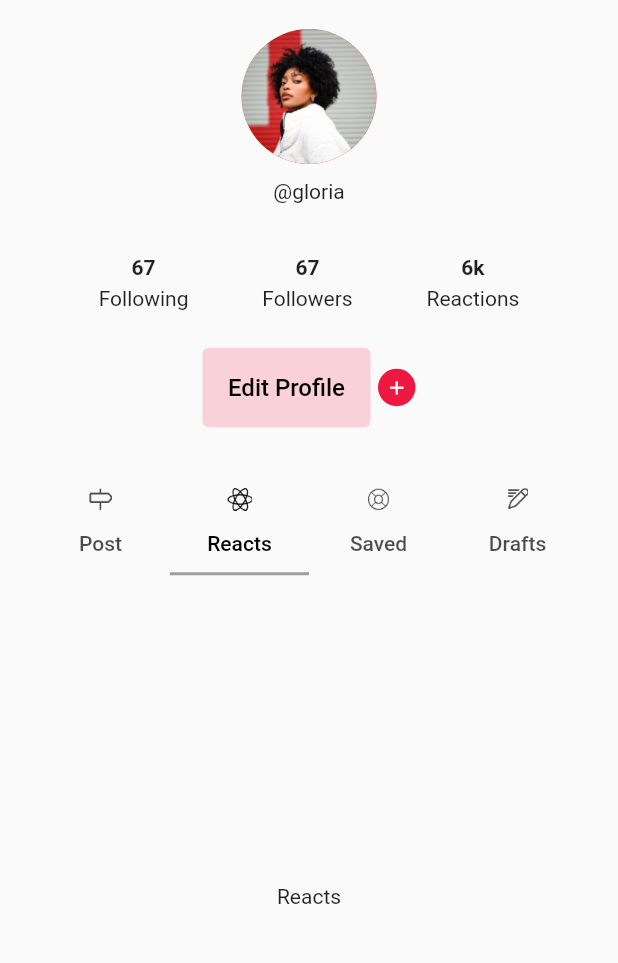
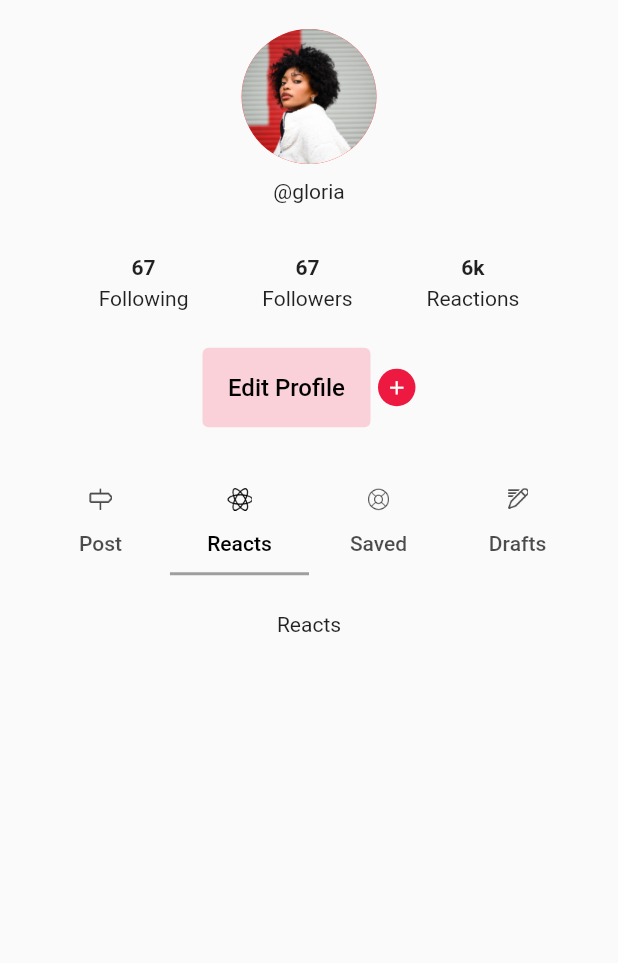
Before and after one commit to festgo12/shareFood_mobile, a Flutter app: the ProfileScreen screen opened directly, tab 2 chosen, on a phone screen of 412 x 824 dp, the part 55-1018 px from its top. Run offline on Flutter 3.47's test engine with Material 2 defaults, Android fonts, the phone set to English and light mode, and no system bars; our stand-ins replace country_picker, flutter_svg, flutter_switch, marquee, pinput.

Commit message:
fixed the scrollissue on profile screen

```diff
--- a/lib/ui/screens/post_tab.dart
+++ b/lib/ui/screens/post_tab.dart
@@ -23,6 +23,7 @@ class _PostTabScreenState extends State<PostTabScreen> {
   @override
   Widget build(BuildContext context) {
     return GridView.builder(
+      physics: NeverScrollableScrollPhysics(),
       //primary: false,
       shrinkWrap: true,
       itemCount: imageList.length,
--- a/lib/ui/screens/profile_screen.dart
+++ b/lib/ui/screens/profile_screen.dart
@@ -6,14 +6,32 @@ import 'package:shared_food/ui/size_config/size_config_impl2.dart';
 import '../../core/route_names.dart';
 import '../../widgets/custom_botton.dart';
 
-class ProfileScreen extends StatelessWidget {
+class ProfileScreen extends StatefulWidget {
   const ProfileScreen({Key? key}) : super(key: key);
 
   @override
+  State<ProfileScreen> createState() => _ProfileScreenState();
+}
+
+
+class _ProfileScreenState extends State<ProfileScreen> with SingleTickerProviderStateMixin {
+
+  late TabController tabController;
+  int selectedIndex = 0;
+
+  @override
+  void initState() {
+    super.initState();
+    tabController = TabController(
+      initialIndex: selectedIndex,
+      length: 4,
+      vsync: this,
+    );
+  }
+
+  @override
   Widget build(BuildContext context) {
-    return DefaultTabController(
-        length: 4,
-        child: Scaffold(
+    return Scaffold(
       appBar: AppBar(
         leading: IconButton(
           icon: SvgPicture.asset('svgs/person.svg'),
@@ -36,7 +54,8 @@ class ProfileScreen extends StatelessWidget {
           )
         ],
       ),
-          body: Column(
+      body: ListView(
+        //shrinkWrap: true,
         children: [
           Center(
             child: Container(
@@ -53,10 +72,12 @@ class ProfileScreen extends StatelessWidget {
             ),
           ),
           SizedBox(height: 10,),
-              Text('@gloria',style: TextStyle(
+          Center(
+            child: Text('@gloria',style: TextStyle(
                 fontSize: 14,
                 fontWeight: FontWeight.w400
             ),),
+          ),
           SizedBox(height: 10,),
           Padding(
             padding: EdgeInsets.symmetric(horizontal:SizeConfig.widthOf(10),vertical:SizeConfig.heightOf(3) ),
@@ -124,6 +145,13 @@ class ProfileScreen extends StatelessWidget {
           Padding(
             padding: EdgeInsets.symmetric(vertical:SizeConfig.heightOf(3),horizontal:SizeConfig.widthOf(5) ),
             child: TabBar(
+              controller: tabController,
+                onTap: (int index) {
+                  setState(() {
+                    selectedIndex = index;
+                    tabController.animateTo(index);
+                  });
+                },
               labelColor: Colors.black,
                 indicatorColor: Colors.grey,
                 tabs:const [
@@ -133,19 +161,16 @@ class ProfileScreen extends StatelessWidget {
               Tab(icon: ImageIcon(AssetImage('images/draft.png')),text: "Drafts"),
             ]),
           ),
-              Expanded(
-                child: TabBarView(
+          IndexedStack(
+            index: selectedIndex,
               children: const [
             PostTabScreen(),
-                  //Center(child: Text('Reacts'),),
-                  Center(child: Text('Reacts'),),
-                  Center(child: Text('saved'),),
+            Center(child: Text('Reacts')),
+            Center(child: Text('saved')),
             Center(child: Text('Drafts'))
           ]),
-              ),
         ],
       ),
-        )
     );
   }
 }
```
Also changed, not shown: lib/ui/screens/search_screen.dart (+23 -3 lines). Lines whose indentation alone changed are shown as unchanged.
